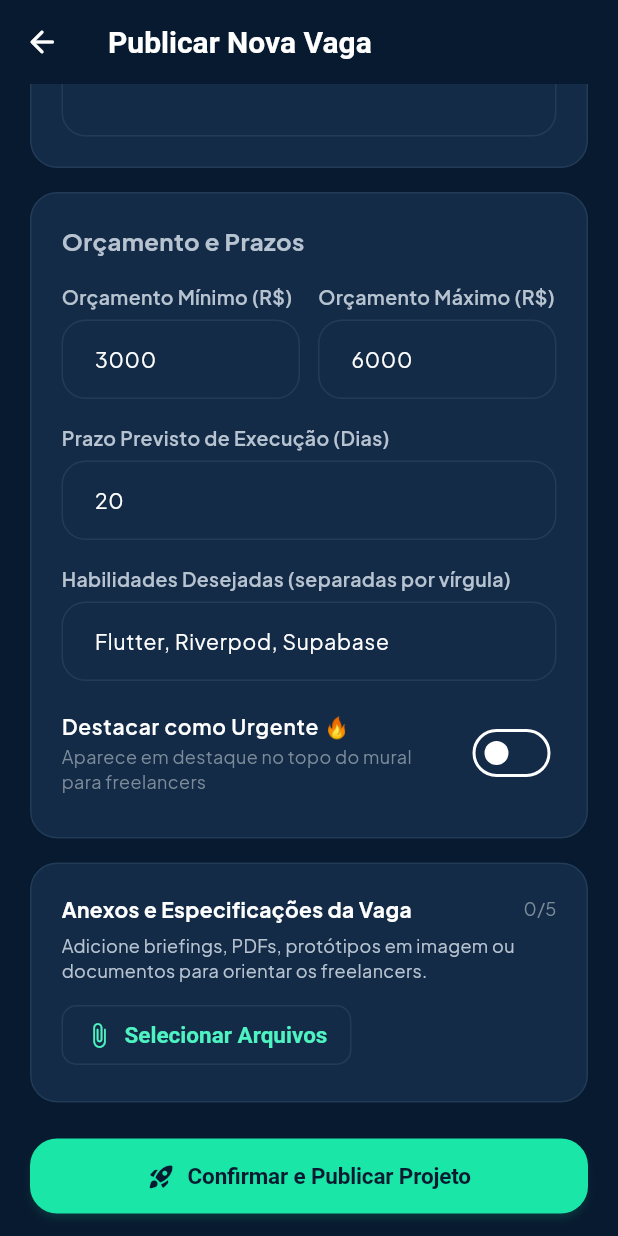
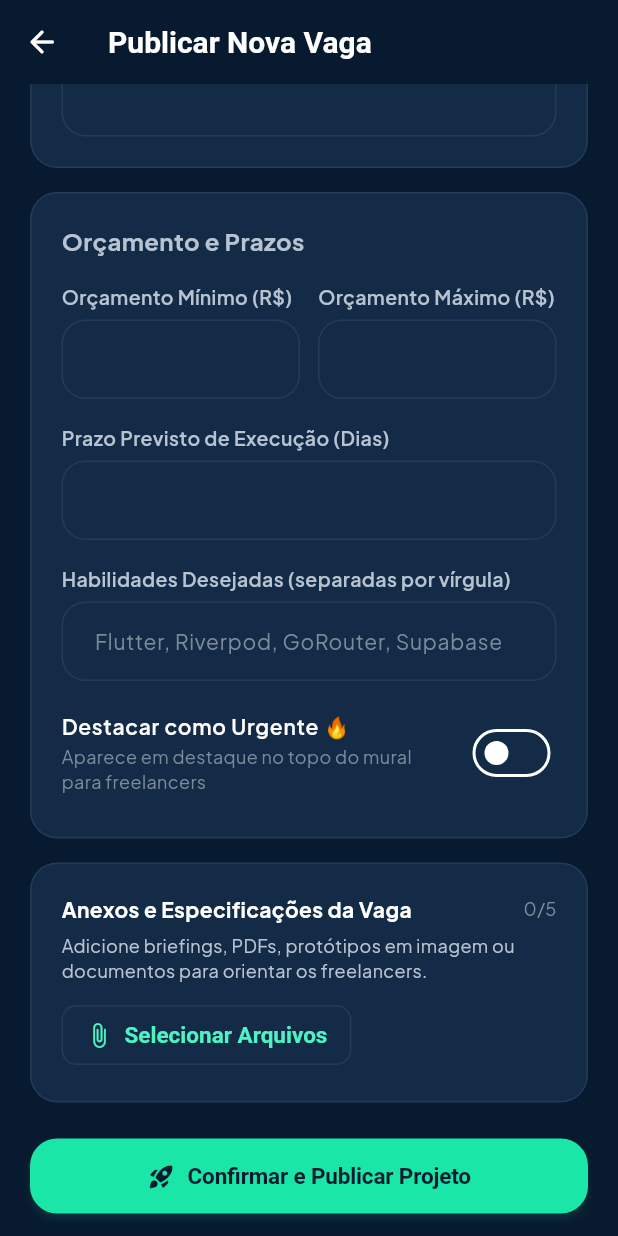
Before and after one commit to Louizricard/Trabalhei, a Flutter app: the CreateJobScreen screen opened by its route, scrolled down 576 dp, on a phone screen of 412 x 824 dp. Run offline on Flutter 3.47's test engine with Material 3 defaults, Android fonts, the phone set to English and light mode, and no system bars; our stand-ins replace file_picker, firebase_core, firebase_messaging, fl_chart, flutter_dotenv, flutter_local_notifications and 5 more; accounts and stored records are empty; generated files the repository leaves out were written again.

Commit message:
fix(jobs): update budget validation message to be more explicit

```diff
--- a/freelanceflow/lib/features/jobs/presentation/screens/create_job_screen.dart
+++ b/freelanceflow/lib/features/jobs/presentation/screens/create_job_screen.dart
@@ -25,12 +25,10 @@ class _CreateJobScreenState extends ConsumerState<CreateJobScreen> {
   final _formKey = GlobalKey<FormState>();
   final _titleController = TextEditingController();
   final _descController = TextEditingController();
-  final _budgetMinController = TextEditingController(text: '3000');
-  final _budgetMaxController = TextEditingController(text: '6000');
-  final _skillsController = TextEditingController(
-    text: 'Flutter, Riverpod, Supabase',
-  );
-  final _daysController = TextEditingController(text: '20');
+  final _budgetMinController = TextEditingController();
+  final _budgetMaxController = TextEditingController();
+  final _skillsController = TextEditingController();
+  final _daysController = TextEditingController();
 
   String _category = 'Mobile';
   bool _isUrgent = false;
@@ -344,6 +342,7 @@ class _CreateJobScreenState extends ConsumerState<CreateJobScreen> {
                               controller: _budgetMinController,
                               label: 'Orçamento Mínimo (R\$)',
                               keyboardType: TextInputType.number,
+                              validator: (v) => v == null || v.isEmpty ? 'Obrigatório' : null,
                             ),
                           ),
                           const SizedBox(width: 12),
@@ -352,6 +351,13 @@ class _CreateJobScreenState extends ConsumerState<CreateJobScreen> {
                               controller: _budgetMaxController,
                               label: 'Orçamento Máximo (R\$)',
                               keyboardType: TextInputType.number,
+                              validator: (v) {
+                                if (v == null || v.isEmpty) return 'Obrigatório';
+                                final min = double.tryParse(_budgetMinController.text) ?? 0;
+                                final max = double.tryParse(v) ?? 0;
+                                if (max < min) return 'Não pode ser menor que o mín.';
+                                return null;
+                              },
                             ),
                           ),
                         ],
@@ -361,12 +367,14 @@ class _CreateJobScreenState extends ConsumerState<CreateJobScreen> {
                         controller: _daysController,
                         label: 'Prazo Previsto de Execução (Dias)',
                         keyboardType: TextInputType.number,
+                        validator: (v) => v == null || v.isEmpty ? 'Obrigatório' : null,
                       ),
                       const SizedBox(height: 16),
                       CustomTextField(
                         controller: _skillsController,
                         label: 'Habilidades Desejadas (separadas por vírgula)',
                         hint: 'Flutter, Riverpod, GoRouter, Supabase',
+                        validator: (v) => v == null || v.isEmpty ? 'Obrigatório' : null,
                       ),
                       const SizedBox(height: 12),
                       SwitchListTile(
```
